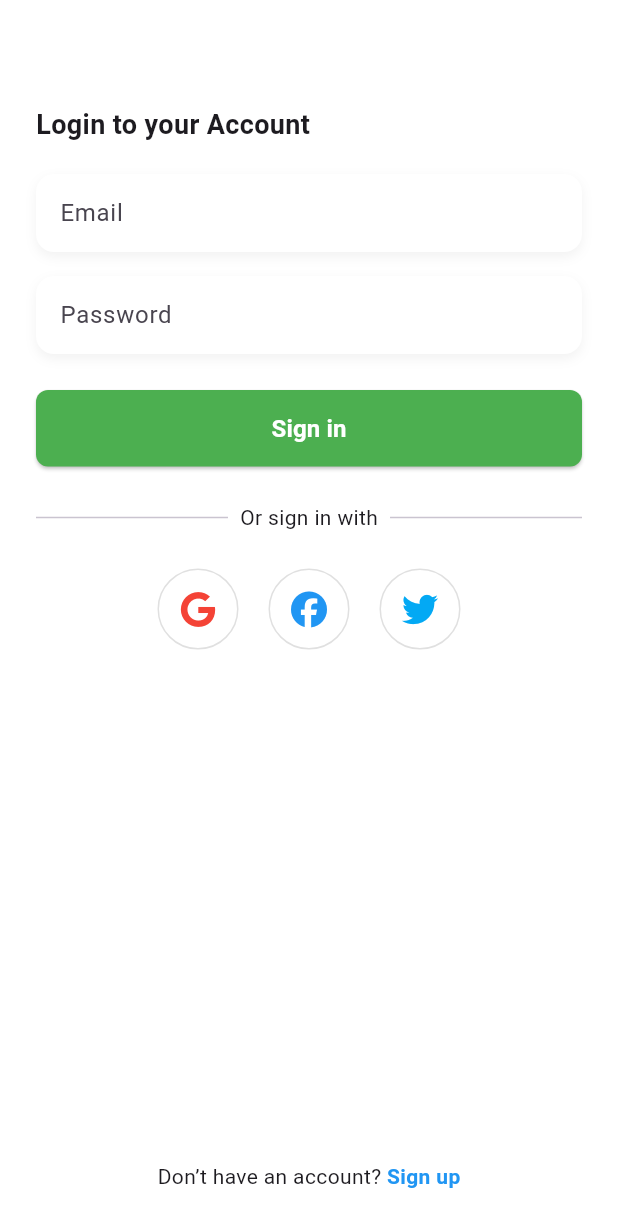
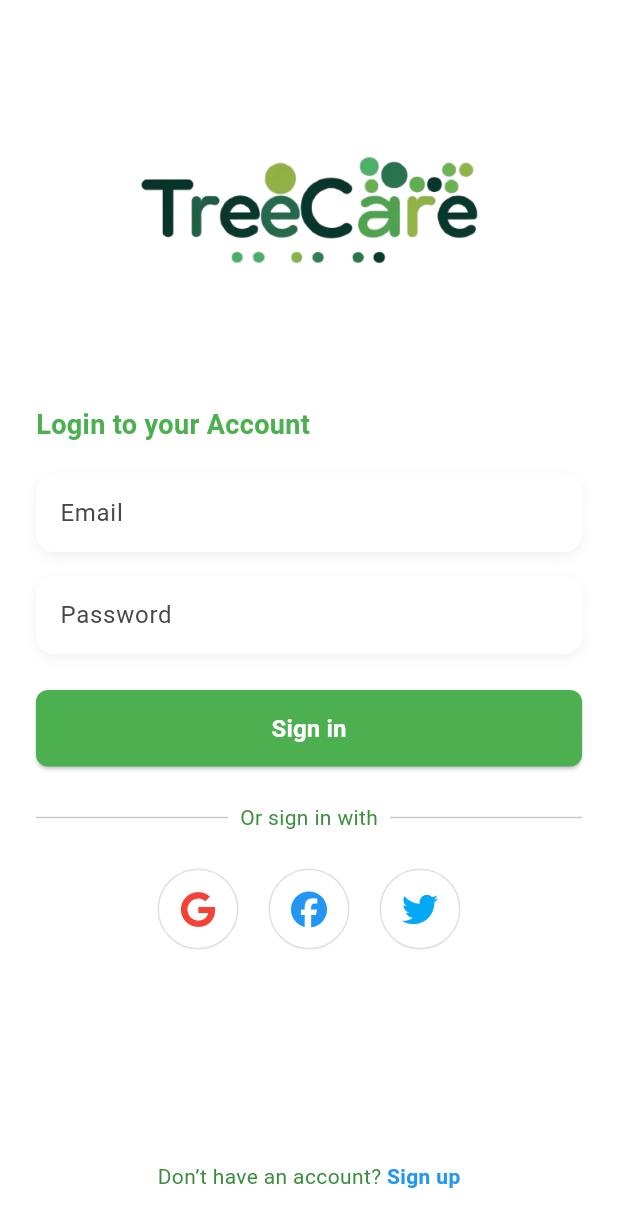
Before and after one commit to DevDadd/treecare-testing-v1, a Flutter app: the screen it shows after launch, on a phone screen of 412 x 824 dp. Shown: the top 1227 px of the screen. Run offline on Flutter 3.47's test engine with Material 3 defaults, Android fonts, the phone set to English and light mode, and no system bars; our stand-ins replace animated_bottom_navigation_bar, bloc, copy_with_extension, dio, equatable, file_picker and 8 more; accounts and stored records are empty; Roboto replaces fonts that are missing (Cairo).

Commit message:
Adding Some Decorations

```diff
--- a/lib/feature/home/setting/views/google_login_page.dart
+++ b/lib/feature/home/setting/views/google_login_page.dart
@@ -40,7 +40,12 @@ class _GoogleLoginPageState extends State<GoogleLoginPage> {
               const SizedBox(height: 40),
 
               /// Logo
-              const Center(), // TODO: Replace with logo widget
+              Center(
+                child: Image.asset(
+                  'assets/background.png', // thay bằng đường dẫn logo trong assets của bạn
+                  height: 200,
+                ),
+              ),
 
               const SizedBox(height: 30),
 
@@ -52,6 +57,7 @@ class _GoogleLoginPageState extends State<GoogleLoginPage> {
                   style: GoogleFonts.cairo(
                     fontSize: 18,
                     fontWeight: FontWeight.bold,
+                    color: Colors.green,
                   ),
                 ),
               ),
@@ -110,7 +116,12 @@ class _GoogleLoginPageState extends State<GoogleLoginPage> {
                   const Expanded(child: Divider(thickness: 1)),
                   Padding(
                     padding: const EdgeInsets.symmetric(horizontal: 8.0),
-                    child: Text("Or sign in with", style: GoogleFonts.cairo()),
+                    child: Text(
+                      "Or sign in with",
+                      style: GoogleFonts.cairo(
+                        color: const Color.fromARGB(255, 58, 143, 61),
+                      ),
+                    ),
                   ),
                   const Expanded(child: Divider(thickness: 1)),
                 ],
@@ -162,7 +173,12 @@ class _GoogleLoginPageState extends State<GoogleLoginPage> {
               Row(
                 mainAxisAlignment: MainAxisAlignment.center,
                 children: [
-                  Text("Don’t have an account? ", style: GoogleFonts.cairo()),
+                  Text(
+                    "Don’t have an account? ",
+                    style: GoogleFonts.cairo(
+                      color: const Color.fromARGB(255, 59, 141, 62),
+                    ),
+                  ),
                   GestureDetector(
                     onTap: () {},
                     child: Text(
--- a/lib/main.dart
+++ b/lib/main.dart
@@ -3,6 +3,7 @@
 import 'package:flutter_bloc/flutter_bloc.dart';
 import 'package:testtree/cubit/file_cubit.dart';
 import 'package:testtree/cubit/tree_cubit.dart'; // example 2nd cubit
+import 'package:testtree/di.dart';
 import 'package:testtree/feature/home/setting/views/google_login_page.dart';
 import 'package:testtree/feature/home/setting/views/upload_page.dart';
 import 'package:testtree/firebase_options.dart';
@@ -10,6 +11,7 @@
 
 void main() async {
   WidgetsFlutterBinding.ensureInitialized();
+  setup();
   await Firebase.initializeApp(options: DefaultFirebaseOptions.currentPlatform);
   runApp(const MyApp());
 }
@@ -24,6 +26,9 @@
 class _MyAppState extends State<MyApp> {
   @override
   Widget build(BuildContext context) {
-    return MaterialApp.router(routerConfig: AppRoutes().router);
+    return MaterialApp.router(
+      debugShowCheckedModeBanner: false,
+      routerConfig: AppRoutes().router,
+    );
   }
 }
--- a/pubspec.yaml
+++ b/pubspec.yaml
@@ -51,6 +51,7 @@ dependencies:
   google_sign_in: ^6.2.0
   font_awesome_flutter: ^10.9.0
   google_fonts: ^6.3.0
+  animated_bottom_navigation_bar: ^1.4.0
 
 dev_dependencies:
   flutter_test:
@@ -77,8 +78,8 @@ flutter:
   uses-material-design: true
 
   # To add assets to your application, add an assets section, like this:
-  # assets:
-  #   - images/a_dot_burr.jpeg
+  assets:
+    - assets/background.png
   #   - images/a_dot_ham.jpeg
 
   # An image asset can refer to one or more resolution-specific "variants", see
```
Also changed, not shown: lib/feature/home/setting/views/upload_page.dart (+15 -0 lines), lib/feature/home/setting/views/upload_page_provider.dart (added, +23 -0 lines), lib/my_home_page.dart (+32 -6 lines), assets/background.png (added), pubspec.lock.
